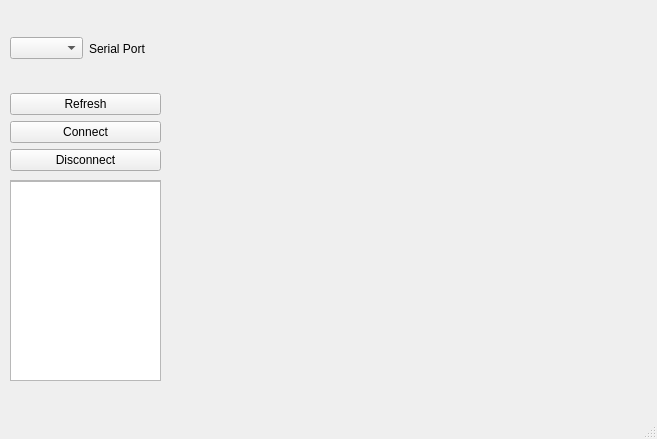
The window that test_serial.ui (TheAntTeam/serial_logger_gui) describes before a commit, drawn with Qt 5.
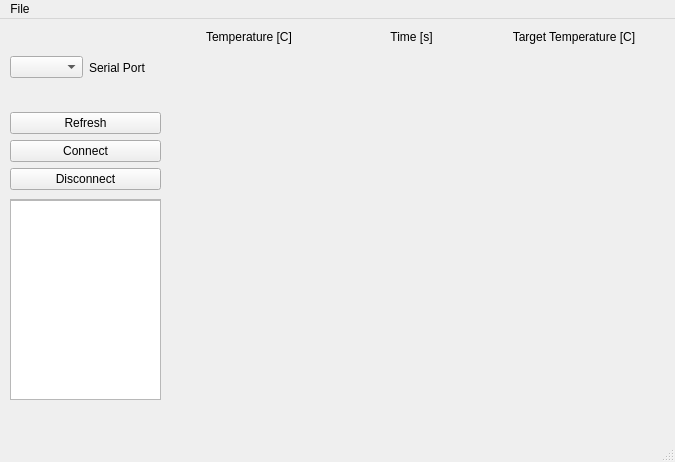
The same window after the commit. Custom widgets are drawn as their Qt base class.

Commit message: Added time, temperature and target temperature label and label update.

Patch:
```diff
--- a/test_serial.ui
+++ b/test_serial.ui
@@ -6,8 +6,8 @@
    <rect>
     <x>0</x>
     <y>0</y>
-    <width>657</width>
-    <height>439</height>
+    <width>675</width>
+    <height>462</height>
    </rect>
   </property>
   <property name="windowTitle">
@@ -26,6 +26,9 @@
     <layout class="QVBoxLayout" name="verticalLayout">
      <item>
       <layout class="QHBoxLayout" name="horizontalLayout">
+       <property name="spacing">
+        <number>6</number>
+       </property>
        <item>
         <widget class="QComboBox" name="serialPortsComboBox"/>
        </item>
@@ -99,8 +102,8 @@
       <rect>
        <x>0</x>
        <y>0</y>
-       <width>147</width>
-       <height>197</height>
+       <width>149</width>
+       <height>199</height>
       </rect>
      </property>
      <widget class="QTextEdit" name="textEdit">
@@ -118,17 +121,6 @@
      </widget>
     </widget>
    </widget>
-   <widget class="QWidget" name="verticalLayoutWidget_2">
-    <property name="geometry">
-     <rect>
-      <x>170</x>
-      <y>10</y>
-      <width>481</width>
-      <height>41</height>
-     </rect>
-    </property>
-    <layout class="QVBoxLayout" name="verticalLayout_2"/>
-   </widget>
    <widget class="QSplitter" name="splitter">
     <property name="geometry">
      <rect>
@@ -174,16 +166,95 @@
      </item>
     </layout>
    </widget>
+   <widget class="QWidget" name="">
+    <property name="geometry">
+     <rect>
+      <x>171</x>
+      <y>9</y>
+      <width>481</width>
+      <height>41</height>
+     </rect>
+    </property>
+    <layout class="QGridLayout" name="gridLayout_2">
+     <item row="0" column="2">
+      <widget class="QLabel" name="label_8">
+       <property name="text">
+        <string>Target Temperature [C]</string>
+       </property>
+       <property name="alignment">
+        <set>Qt::AlignCenter</set>
+       </property>
+      </widget>
+     </item>
+     <item row="1" column="1">
+      <widget class="QLabel" name="actual_time_label">
+       <property name="text">
+        <string/>
+       </property>
+       <property name="alignment">
+        <set>Qt::AlignCenter</set>
+       </property>
+      </widget>
+     </item>
+     <item row="0" column="0">
+      <widget class="QLabel" name="label_2">
+       <property name="text">
+        <string>Temperature [C]</string>
+       </property>
+       <property name="alignment">
+        <set>Qt::AlignCenter</set>
+       </property>
+      </widget>
+     </item>
+     <item row="1" column="2">
+      <widget class="QLabel" name="actual_target_label">
+       <property name="text">
+        <string/>
+       </property>
+       <property name="alignment">
+        <set>Qt::AlignCenter</set>
+       </property>
+      </widget>
+     </item>
+     <item row="1" column="0">
+      <widget class="QLabel" name="actual_temp_label">
+       <property name="text">
+        <string/>
+       </property>
+       <property name="alignment">
+        <set>Qt::AlignCenter</set>
+       </property>
+      </widget>
+     </item>
+     <item row="0" column="1">
+      <widget class="QLabel" name="label_7">
+       <property name="text">
+        <string>Time [s]</string>
+       </property>
+       <property name="alignment">
+        <set>Qt::AlignCenter</set>
+       </property>
+      </widget>
+     </item>
+    </layout>
+   </widget>
   </widget>
   <widget class="QMenuBar" name="menubar">
    <property name="geometry">
     <rect>
      <x>0</x>
      <y>0</y>
-     <width>657</width>
-     <height>20</height>
+     <width>675</width>
+     <height>21</height>
     </rect>
    </property>
+   <widget class="QMenu" name="menuFile">
+    <property name="title">
+     <string>File</string>
+    </property>
+    <addaction name="actionSave"/>
+   </widget>
+   <addaction name="menuFile"/>
   </widget>
   <widget class="QStatusBar" name="statusbar"/>
  </widget>
```
Left out of the diff: 5 changed lines with no effect on the pictures. The commit also changes 2 other files.
